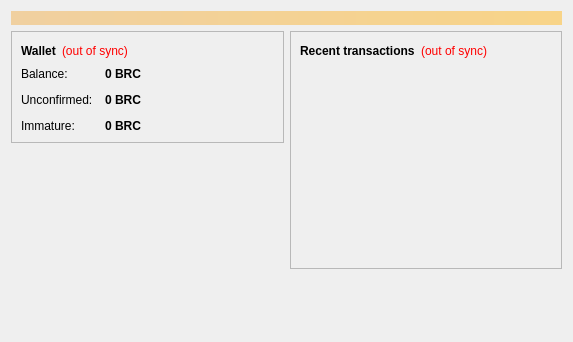
Qt form src/qt/forms/overviewpage.ui (browniecoin/browniecoins) before a commit.
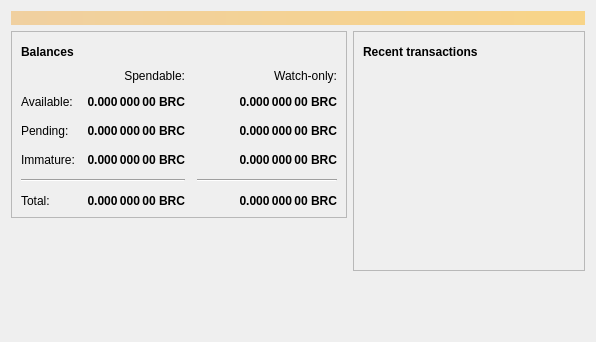
The same form after that commit. Icons and pictures are not drawn.

Patch:
```diff
--- a/src/qt/forms/overviewpage.ui
+++ b/src/qt/forms/overviewpage.ui
@@ -6,7 +6,7 @@
    <rect>
     <x>0</x>
     <y>0</y>
-    <width>573</width>
+    <width>596</width>
     <height>342</height>
    </rect>
   </property>
@@ -20,7 +20,7 @@
       <bool>false</bool>
      </property>
      <property name="styleSheet">
-      <string notr="true">background-color: qlineargradient(x1: 0, y1: 0, x2: 1, y2: 0, stop:0 #F0D0A0, stop:1 #F8D488); color:#000000;</string>
+      <string notr="true">QLabel { background-color: qlineargradient(x1: 0, y1: 0, x2: 1, y2: 0, stop:0 #F0D0A0, stop:1 #F8D488); color:#000000; }</string>
      </property>
      <property name="wordWrap">
       <bool>true</bool>
@@ -54,27 +54,194 @@
                </font>
               </property>
               <property name="text">
-               <string>Wallet</string>
+               <string>Balances</string>
               </property>
              </widget>
             </item>
             <item>
-             <widget class="QLabel" name="labelWalletStatus">
+             <widget class="QPushButton" name="labelWalletStatus">
+              <property name="enabled">
+               <bool>true</bool>
+              </property>
+              <property name="maximumSize">
+               <size>
+                <width>30</width>
+                <height>16777215</height>
+               </size>
+              </property>
               <property name="toolTip">
                <string>The displayed information may be out of date. Your wallet automatically synchronizes with the Browniecoin network after a connection is established, but this process has not completed yet.</string>
               </property>
-              <property name="styleSheet">
-               <string notr="true">QLabel { color: red; }</string>
+              <property name="text">
+               <string/>
               </property>
+              <property name="icon">
+               <iconset resource="../bitcoin.qrc">
+                <normaloff>:/icons/warning</normaloff>
+                <disabledoff>:/icons/warning</disabledoff>:/icons/warning</iconset>
+              </property>
+              <property name="iconSize">
+               <size>
+                <width>24</width>
+                <height>24</height>
+               </size>
+              </property>
+              <property name="flat">
+               <bool>true</bool>
+              </property>
+             </widget>
+            </item>
+            <item>
+             <spacer name="horizontalSpacer_3">
+              <property name="orientation">
+               <enum>Qt::Horizontal</enum>
+              </property>
+              <property name="sizeHint" stdset="0">
+               <size>
+                <width>40</width>
+                <height>20</height>
+               </size>
+              </property>
+             </spacer>
+            </item>
+           </layout>
+          </item>
+          <item>
+           <layout class="QGridLayout" name="gridLayout">
+            <property name="spacing">
+             <number>12</number>
+            </property>
+            <item row="2" column="2">
+             <widget class="QLabel" name="labelWatchPending">
+              <property name="font">
+               <font>
+                <weight>75</weight>
+                <bold>true</bold>
+               </font>
+              </property>
+              <property name="cursor">
+               <cursorShape>IBeamCursor</cursorShape>
+              </property>
+              <property name="toolTip">
+               <string>Unconfirmed transactions to watch-only addresses</string>
+              </property>
               <property name="text">
-               <string notr="true">(out of sync)</string>
+               <string notr="true">0.000 000 00 BRC</string>
               </property>
               <property name="alignment">
-               <set>Qt::AlignLeading|Qt::AlignLeft|Qt::AlignVCenter</set>
+               <set>Qt::AlignRight|Qt::AlignTrailing|Qt::AlignVCenter</set>
               </property>
              </widget>
             </item>
-            <item>
+            <item row="2" column="1">
+             <widget class="QLabel" name="labelUnconfirmed">
+              <property name="font">
+               <font>
+                <weight>75</weight>
+                <bold>true</bold>
+               </font>
+              </property>
+              <property name="cursor">
+               <cursorShape>IBeamCursor</cursorShape>
+              </property>
+              <property name="toolTip">
+               <string>Total of transactions that have yet to be confirmed, and do not yet count toward the spendable balance</string>
+              </property>
+              <property name="text">
+               <string notr="true">0.000 000 00 BRC</string>
+              </property>
+              <property name="alignment">
+               <set>Qt::AlignRight|Qt::AlignTrailing|Qt::AlignVCenter</set>
+              </property>
+              <property name="textInteractionFlags">
+               <set>Qt::LinksAccessibleByMouse|Qt::TextSelectableByKeyboard|Qt::TextSelectableByMouse</set>
+              </property>
+             </widget>
+            </item>
+            <item row="3" column="2">
+             <widget class="QLabel" name="labelWatchImmature">
+              <property name="font">
+               <font>
+                <weight>75</weight>
+                <bold>true</bold>
+               </font>
+              </property>
+              <property name="cursor">
+               <cursorShape>IBeamCursor</cursorShape>
+              </property>
+              <property name="toolTip">
+               <string>Mined balance in watch-only addresses that has not yet matured</string>
+              </property>
+              <property name="text">
+               <string notr="true">0.000 000 00 BRC</string>
+              </property>
+              <property name="alignment">
+               <set>Qt::AlignRight|Qt::AlignTrailing|Qt::AlignVCenter</set>
+              </property>
+              <property name="textInteractionFlags">
+               <set>Qt::LinksAccessibleByMouse|Qt::TextSelectableByKeyboard|Qt::TextSelectableByMouse</set>
+              </property>
+             </widget>
+            </item>
+            <item row="4" column="0" colspan="2">
+             <widget class="Line" name="line">
+              <property name="orientation">
+               <enum>Qt::Horizontal</enum>
+              </property>
+             </widget>
+            </item>
+            <item row="4" column="2">
+             <widget class="Line" name="lineWatchBalance">
+              <property name="sizePolicy">
+               <sizepolicy hsizetype="Preferred" vsizetype="Fixed">
+                <horstretch>0</horstretch>
+                <verstretch>0</verstretch>
+               </sizepolicy>
+              </property>
+              <property name="minimumSize">
+               <size>
+                <width>140</width>
+                <height>0</height>
+               </size>
+              </property>
+              <property name="orientation">
+               <enum>Qt::Horizontal</enum>
+              </property>
+             </widget>
+            </item>
+            <item row="5" column="0">
+             <widget class="QLabel" name="labelTotalText">
+              <property name="text">
+               <string>Total:</string>
+              </property>
+             </widget>
+            </item>
+            <item row="3" column="1">
+             <widget class="QLabel" name="labelImmature">
+              <property name="font">
+               <font>
+                <weight>75</weight>
+                <bold>true</bold>
+               </font>
+              </property>
+              <property name="cursor">
+               <cursorShape>IBeamCursor</cursorShape>
+              </property>
+              <property name="toolTip">
+               <string>Mined balance that has not yet matured</string>
+              </property>
+              <property name="text">
+               <string notr="true">0.000 000 00 BRC</string>
+              </property>
+              <property name="alignment">
+               <set>Qt::AlignRight|Qt::AlignTrailing|Qt::AlignVCenter</set>
+              </property>
+              <property name="textInteractionFlags">
+               <set>Qt::LinksAccessibleByMouse|Qt::TextSelectableByKeyboard|Qt::TextSelectableByMouse</set>
+              </property>
+             </widget>
+            </item>
+            <item row="2" column="3">
              <spacer name="horizontalSpacer_2">
               <property name="orientation">
                <enum>Qt::Horizontal</enum>
@@ -87,28 +254,15 @@
               </property>
              </spacer>
             </item>
-           </layout>
-          </item>
-          <item>
-           <layout class="QFormLayout" name="formLayout_2">
-            <property name="fieldGrowthPolicy">
-             <enum>QFormLayout::AllNonFixedFieldsGrow</enum>
-            </property>
-            <property name="horizontalSpacing">
-             <number>12</number>
-            </property>
-            <property name="verticalSpacing">
-             <number>12</number>
-            </property>
-            <item row="0" column="0">
-             <widget class="QLabel" name="label">
+            <item row="3" column="0">
+             <widget class="QLabel" name="labelImmatureText">
               <property name="text">
-               <string>Balance:</string>
+               <string>Immature:</string>
               </property>
              </widget>
             </item>
-            <item row="0" column="1">
-             <widget class="QLabel" name="labelBalance">
+            <item row="5" column="1">
+             <widget class="QLabel" name="labelTotal">
               <property name="font">
                <font>
                 <weight>75</weight>
@@ -122,22 +276,60 @@
                <string>Your current balance</string>
               </property>
               <property name="text">
-               <string notr="true">0 BRC</string>
+               <string notr="true">0.000 000 00 BRC</string>
               </property>
+              <property name="alignment">
+               <set>Qt::AlignRight|Qt::AlignTrailing|Qt::AlignVCenter</set>
+              </property>
               <property name="textInteractionFlags">
                <set>Qt::LinksAccessibleByMouse|Qt::TextSelectableByKeyboard|Qt::TextSelectableByMouse</set>
               </property>
              </widget>
             </item>
+            <item row="5" column="2">
+             <widget class="QLabel" name="labelWatchTotal">
+              <property name="font">
+               <font>
+                <weight>75</weight>
+                <bold>true</bold>
+               </font>
+              </property>
+              <property name="cursor">
+               <cursorShape>IBeamCursor</cursorShape>
+              </property>
+              <property name="toolTip">
+               <string>Current total balance in watch-only addresses</string>
+              </property>
+              <property name="text">
+               <string notr="true">0.000 000 00 BRC</string>
+              </property>
+              <property name="alignment">
+               <set>Qt::AlignRight|Qt::AlignTrailing|Qt::AlignVCenter</set>
+              </property>
+              <property name="textInteractionFlags">
+               <set>Qt::LinksAccessibleByMouse|Qt::TextSelectableByKeyboard|Qt::TextSelectableByMouse</set>
+              </property>
+             </widget>
+            </item>
+            <item row="0" column="2">
+             <widget class="QLabel" name="labelWatchonly">
+              <property name="text">
+               <string>Watch-only:</string>
+              </property>
+              <property name="alignment">
+               <set>Qt::AlignRight|Qt::AlignTrailing|Qt::AlignVCenter</set>
+              </property>
+             </widget>
+            </item>
             <item row="1" column="0">
-             <widget class="QLabel" name="label_3">
+             <widget class="QLabel" name="labelBalanceText">
               <property name="text">
-               <string>Unconfirmed:</string>
+               <string>Available:</string>
               </property>
              </widget>
             </item>
             <item row="1" column="1">
-             <widget class="QLabel" name="labelUnconfirmed">
+             <widget class="QLabel" name="labelBalance">
               <property name="font">
                <font>
                 <weight>75</weight>
@@ -151,7 +343,35 @@
                <string>Total of transactions that have yet to be confirmed, and do not yet count toward the current balance</string>
               </property>
               <property name="text">
-               <string notr="true">0 BRC</string>
+               <string notr="true">0.000 000 00 BRC</string>
+              </property>
+              <property name="alignment">
+               <set>Qt::AlignRight|Qt::AlignTrailing|Qt::AlignVCenter</set>
+              </property>
+              <property name="textInteractionFlags">
+               <set>Qt::LinksAccessibleByMouse|Qt::TextSelectableByKeyboard|Qt::TextSelectableByMouse</set>
+              </property>
+             </widget>
+            </item>
+            <item row="1" column="2">
+             <widget class="QLabel" name="labelWatchAvailable">
+              <property name="font">
+               <font>
+                <weight>75</weight>
+                <bold>true</bold>
+               </font>
+              </property>
+              <property name="cursor">
+               <cursorShape>IBeamCursor</cursorShape>
+              </property>
+              <property name="toolTip">
+               <string>Your current balance in watch-only addresses</string>
+              </property>
+              <property name="text">
+               <string notr="true">0.000 000 00 BRC</string>
+              </property>
+              <property name="alignment">
+               <set>Qt::AlignRight|Qt::AlignTrailing|Qt::AlignVCenter</set>
               </property>
               <property name="textInteractionFlags">
                <set>Qt::LinksAccessibleByMouse|Qt::TextSelectableByKeyboard|Qt::TextSelectableByMouse</set>
@@ -159,28 +379,19 @@
              </widget>
             </item>
             <item row="2" column="0">
-             <widget class="QLabel" name="labelImmatureText">
+             <widget class="QLabel" name="labelPendingText">
               <property name="text">
-               <string>Immature:</string>
+               <string>Pending:</string>
               </property>
              </widget>
             </item>
-            <item row="2" column="1">
-             <widget class="QLabel" name="labelImmature">
-              <property name="font">
-               <font>
-                <weight>75</weight>
-                <bold>true</bold>
-               </font>
-              </property>
-              <property name="toolTip">
-               <string>Mined balance that has not yet matured</string>
-              </property>
+            <item row="0" column="1">
+             <widget class="QLabel" name="labelSpendable">
               <property name="text">
-               <string notr="true">0 BRC</string>
+               <string>Spendable:</string>
               </property>
-              <property name="textInteractionFlags">
-               <set>Qt::LinksAccessibleByMouse|Qt::TextSelectableByKeyboard|Qt::TextSelectableByMouse</set>
+              <property name="alignment">
+               <set>Qt::AlignRight|Qt::AlignTrailing|Qt::AlignVCenter</set>
               </property>
              </widget>
             </item>
@@ -219,24 +430,47 @@
            <layout class="QHBoxLayout" name="horizontalLayout_2">
             <item>
              <widget class="QLabel" name="label_4">
+              <property name="font">
+               <font>
+                <weight>75</weight>
+                <bold>true</bold>
+               </font>
+              </property>
               <property name="text">
-               <string>&lt;b&gt;Recent transactions&lt;/b&gt;</string>
+               <string>Recent transactions</string>
               </property>
              </widget>
             </item>
             <item>
-             <widget class="QLabel" name="labelTransactionsStatus">
+             <widget class="QPushButton" name="labelTransactionsStatus">
+              <property name="enabled">
+               <bool>true</bool>
+              </property>
+              <property name="maximumSize">
+               <size>
+                <width>30</width>
+                <height>16777215</height>
+               </size>
+              </property>
               <property name="toolTip">
-               <string>The displayed information may be out of date. Your wallet automatically synchronizes with the Browniecoin network after a connection is established, but this process has not completed yet.</string>
-              </property>
-              <property name="styleSheet">
-               <string notr="true">QLabel { color: red; }</string>
+               <string>The displayed information may be out of date. Your wallet automatically synchronizes with the Brownie network after a connection is established, but this process has not completed yet.</string>
               </property>
               <property name="text">
-               <string notr="true">(out of sync)</string>
+               <string/>
               </property>
-              <property name="alignment">
-               <set>Qt::AlignRight|Qt::AlignTrailing|Qt::AlignVCenter</set>
+              <property name="icon">
+               <iconset resource="../bitcoin.qrc">
+                <normaloff>:/icons/warning</normaloff>
+                <disabledoff>:/icons/warning</disabledoff>:/icons/warning</iconset>
+              </property>
+              <property name="iconSize">
+               <size>
+                <width>24</width>
+                <height>24</height>
+               </size>
+              </property>
+              <property name="flat">
+               <bool>true</bool>
               </property>
              </widget>
             </item>
```
Left out of the diff: 12 changed lines with no effect on the pictures.
